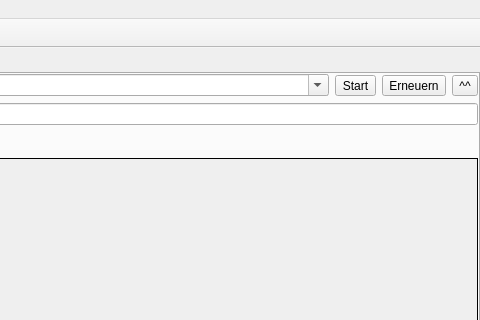
audioprog/AudioDatabaseForUsbAutoCopyMaster, file mainwindow.ui: the form before one commit; both pictures show x 474 to 954 and y 0 to 320 of the 954 by 553 pixel window.
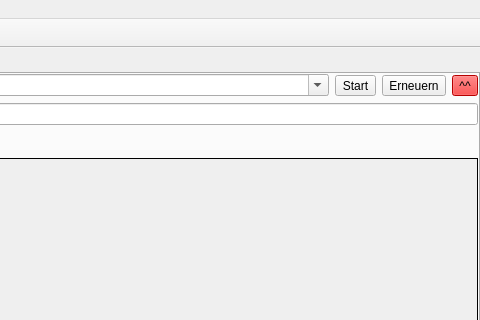
The form after the commit. Icons and pictures are not drawn. Custom widgets are drawn as their Qt base class.

Commit message: MessageBox für Fertig auf UsbCopyCenter eingefügt

```diff
--- a/mainwindow.ui
+++ b/mainwindow.ui
@@ -124,6 +124,9 @@
             <property name="toolTip">
              <string>Zu CopyCener kopieren</string>
             </property>
+            <property name="styleSheet">
+             <string notr="true">background: red;</string>
+            </property>
             <property name="text">
              <string>^^</string>
             </property>
```
Left out of the diff: 6 changed lines with no effect on the pictures. The commit also changes 2 other files.
